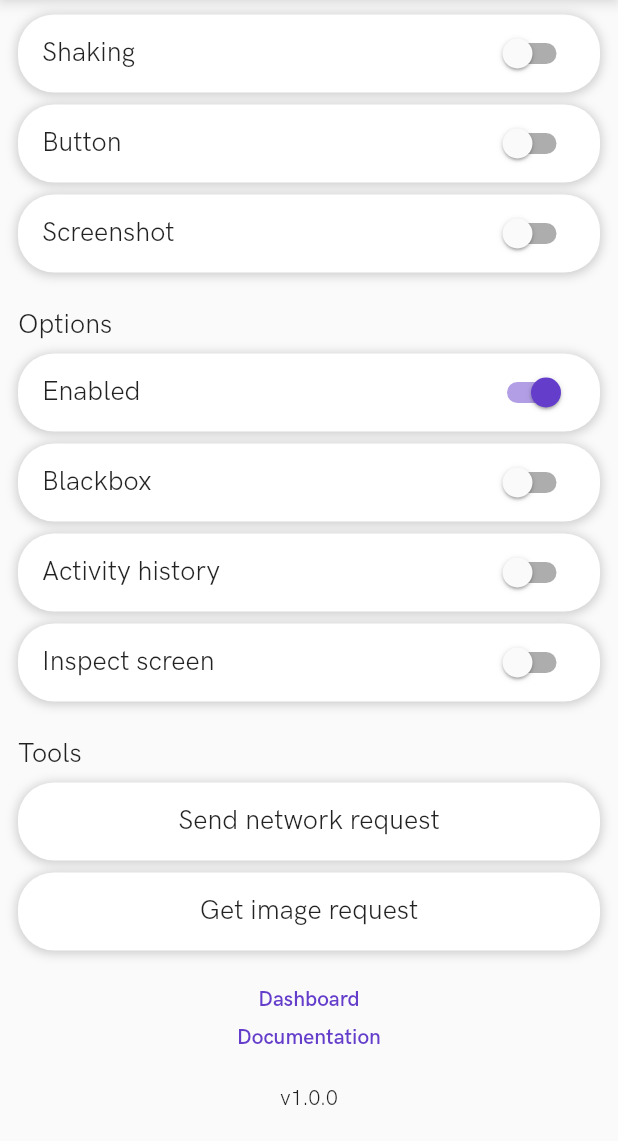
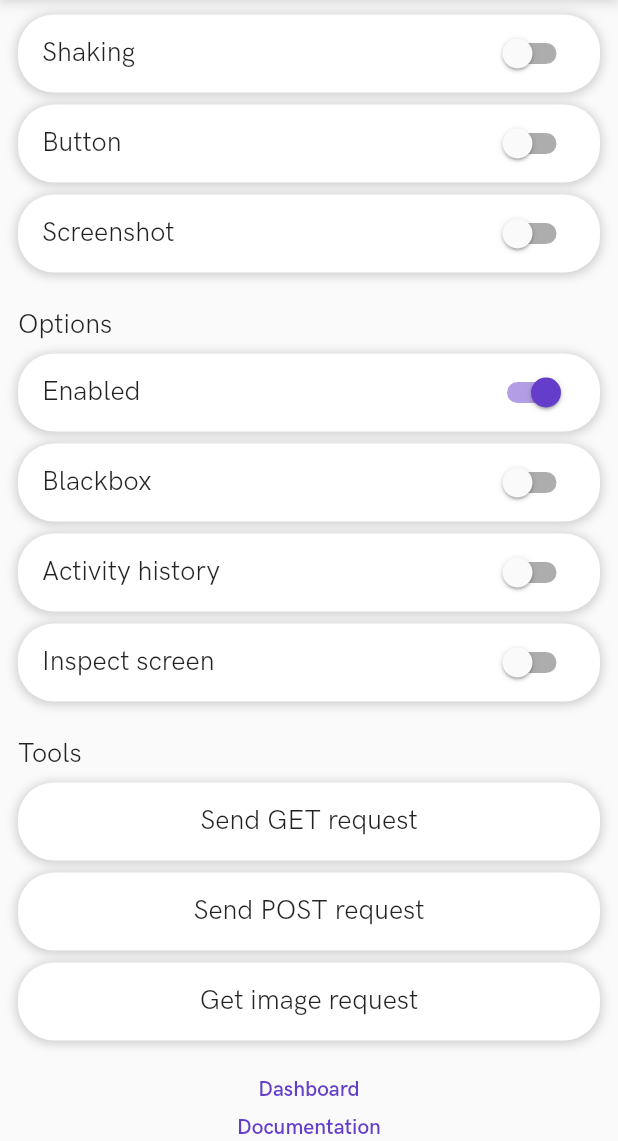
Before and after one commit to shakebugs/shake-flutter, a Flutter app: the screen it shows after launch, scrolled down 319 dp, on a phone screen of 412 x 824 dp, the part 95-1236 px from its top. Run offline on Flutter 3.47's test engine with Material 2 defaults, Android fonts, the phone set to English and light mode, and no system bars; our stand-ins replace dio, fluttertoast, package_info; missing offline and left inert: shake_dio_interceptor.

Commit message:
Added example post network request

```diff
--- a/example/lib/ui/main/home.dart
+++ b/example/lib/ui/main/home.dart
@@ -1,3 +1,4 @@
+import 'dart:convert';
 import 'dart:io';
 
 import 'package:dio/dio.dart';
@@ -169,8 +170,12 @@ class _HomeState extends State<Home> {
                       children: [
                         Header('Tools'),
                         Button(
-                          'Send network request',
-                          _onSendNetworkRequestPress,
+                          'Send GET request',
+                          _onSendGetRequestPressed,
+                        ),
+                        Button(
+                          'Send POST request',
+                          _onSendPostRequestPressed,
                         ),
                         Button(
                           'Get image request',
@@ -290,11 +295,35 @@ class _HomeState extends State<Home> {
     Shake.silentReport("Description", shakeFiles, "Quick facts", configuration);
   }
 
-  _onSendNetworkRequestPress() async {
+  _onSendGetRequestPressed() async {
     // Dio
     Dio dio = Dio();
     dio.interceptors.add(ShakeDioInterceptor());
     await dio.get("https://dummy.restapiexample.com/api/v1/employees");
+
+    // Dartio
+    //ShakeHttpClient shakeHttpClient = ShakeHttpClient();
+    //await shakeHttpClient
+    //    .getUrl(Uri.parse("http://dummy.restapiexample.com/api/v1/employees"));
+
+    // Http
+    //ShakeHttpClient shakeHttpClient = ShakeHttpClient();
+    //await shakeHttpClient
+    //    .get("http://dummy.restapiexample.com/api/v1/employees");
+
+    Messages.show("Request succeeded.");
+  }
+
+  _onSendPostRequestPressed() async {
+    var body = {"name": "test", "salary": "123", "age": "23"};
+
+    // Dio
+    Dio dio = Dio();
+    dio.interceptors.add(ShakeDioInterceptor());
+    await dio.post(
+      "http://dummy.restapiexample.com/api/v1/create",
+      data: jsonEncode(body),
+    );
 
     // Dartio
     //ShakeHttpClient shakeHttpClient = ShakeHttpClient();
```
